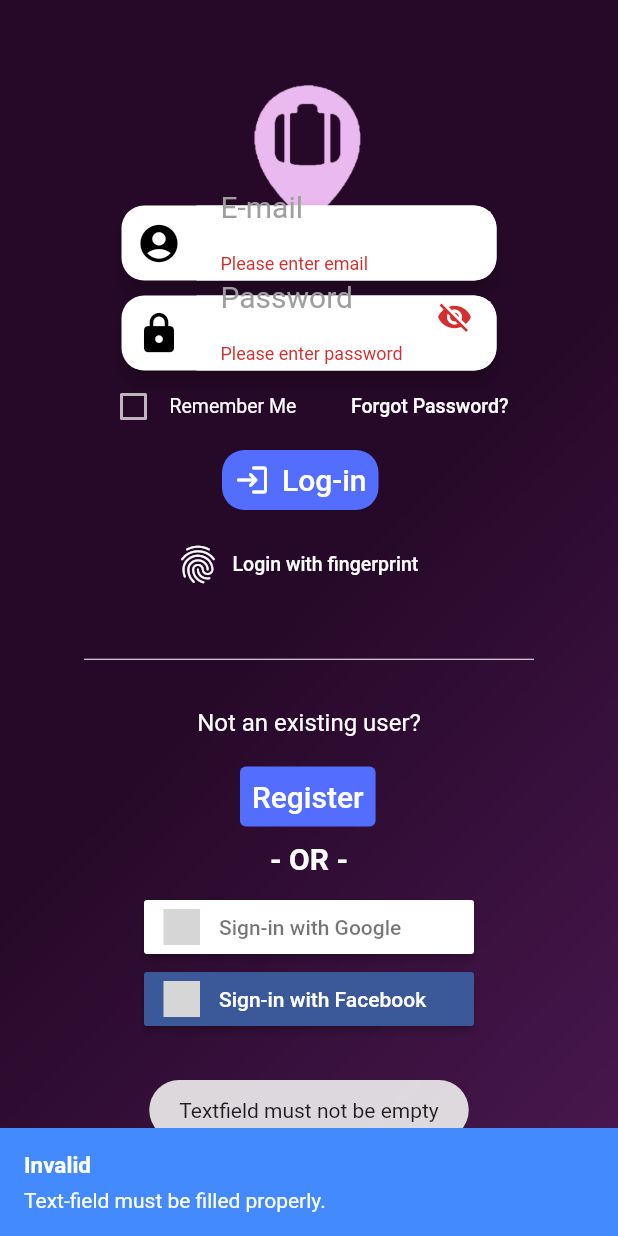
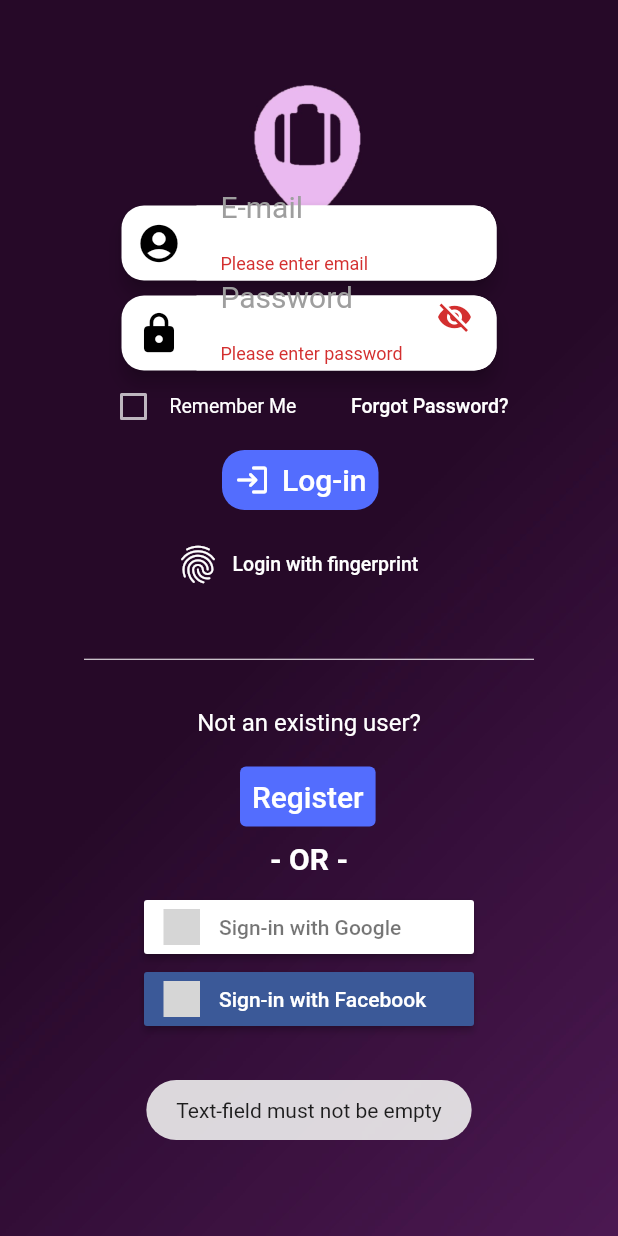
Before and after one commit to Saugat-Maharjan7/Smart-Travel-Planning, a Flutter app: the screen it shows after launch, after a tap on "Skip", after a tap on "Log-in", on a phone screen of 412 x 824 dp. Run offline on Flutter 3.47's test engine with Material 2 defaults, Android fonts, the phone set to English and light mode, and no system bars; our stand-ins replace firebase_auth, firebase_core, flushbar, flutter_icons, flutter_signin_button, fluttertoast and 7 more; accounts and stored records are empty; network calls fail; grey boxes are pictures that could not be loaded.

Commit message:
STPA V3(New changes - login ko validation milyo)

```diff
--- a/lib/Login/login_page.dart
+++ b/lib/Login/login_page.dart
@@ -313,14 +313,7 @@ class _LoginPageState extends State<LoginPage> {
                                     if (_formkey.currentState.validate()) {
                                     } else {
                                       Fluttertoast.showToast(
-                                          msg: "Textfield must not be empty");
-                                      Flushbar(
-                                        title: 'Invalid',
-                                        message:
-                                            'Text-field must be filled properly.',
-                                        backgroundColor: Colors.blueAccent,
-                                        duration: Duration(seconds: 5),
-                                      ).show(context);
+                                          msg: "Text-field must not be empty");
                                     }
                                     try {
                                       final newUser = await _auth
```
